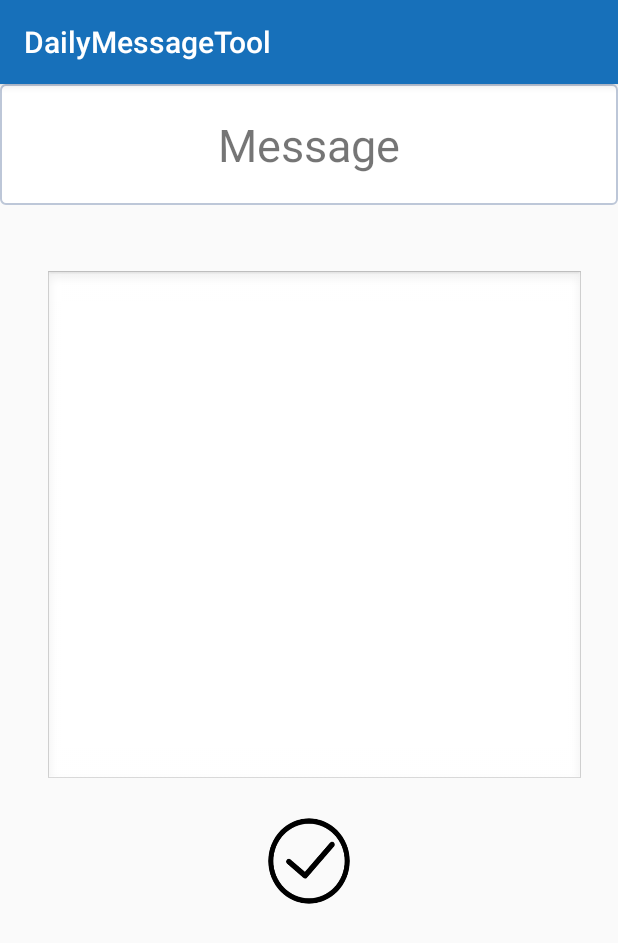
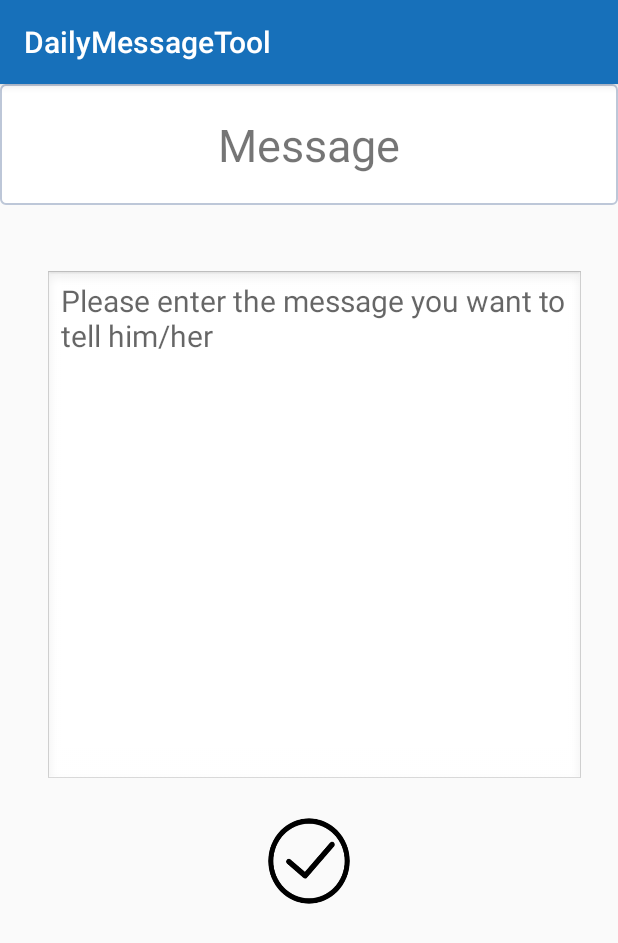
Before and after one commit to LubyZheng/EE5415-GroupProject, an Android app: the MessageActivity screen opened directly, with no data from a screen before it, on a phone screen of 412 x 824 dp. Shown: the top 943 px of the screen. Run offline under Robolectric (Android 15) with nearby library versions, the phone set to English and light mode, and no system bars.

Commit message:
优化了按钮显示效果和一些界面

```diff
--- /dev/null
+++ b/app/src/main/res/drawable/btn_background_focused.xml
@@ -0,0 +1,6 @@
+<?xml version="1.0" encoding="UTF-8"?>
+<shape xmlns:android="http://schemas.android.com/apk/res/android">
+    <solid android:color="#fffaf0" />
+
+
+</shape>
--- /dev/null
+++ b/app/src/main/res/drawable/btn_background_normal.xml
@@ -0,0 +1,7 @@
+<?xml version="1.0" encoding="UTF-8"?>
+<shape xmlns:android="http://schemas.android.com/apk/res/android">
+
+
+
+
+</shape>
--- a/app/src/main/res/drawable/edit_background.xml
+++ b/app/src/main/res/drawable/edit_background.xml
@@ -1,5 +1,6 @@
 <?xml version="1.0" encoding="UTF-8"?>
 <selector xmlns:android="http://schemas.android.com/apk/res/android">
     <item android:state_window_focused="false" android:drawable="@drawable/edit_background_normal" />
-    <item android:state_focused="true" android:drawable="@drawable/edit_background_focused" />
+    <item android:state_focused="true" android:drawable= "@drawable/edit_background_focused" />
+
 </selector>
--- a/app/src/main/res/layout/activity_contact.xml
+++ b/app/src/main/res/layout/activity_contact.xml
@@ -23,7 +23,7 @@
         android:layout_height="wrap_content"
         android:background="@android:drawable/edit_text"
         android:gravity="center_horizontal"
-        android:text="@string/name"
+        android:hint="@string/name"
         android:textSize="30sp" />
 
     <EditText
@@ -33,7 +33,7 @@
         android:background="@android:drawable/edit_text"
         android:gravity="center_horizontal"
         android:inputType="textEmailAddress"
-        android:text="@string/email"
+        android:hint="@string/email"
         android:textSize="30sp" />
 
     <androidx.constraintlayout.widget.ConstraintLayout
--- a/app/src/main/res/layout/activity_homepage.xml
+++ b/app/src/main/res/layout/activity_homepage.xml
@@ -43,7 +43,7 @@
         android:layout_width="50dp"
         android:layout_height="50dp"
         android:layout_marginTop="196dp"
-        android:background="@android:color/transparent"
+        android:background="@drawable/btn_background"
         android:foreground="@drawable/ic_icon_add"
         android:gravity="center_horizontal"
         app:layout_constraintEnd_toEndOf="parent"
--- a/app/src/main/res/layout/activity_info.xml
+++ b/app/src/main/res/layout/activity_info.xml
@@ -64,7 +64,7 @@
         android:layout_width="57dp"
         android:layout_height="60dp"
         android:layout_marginTop="36dp"
-        android:background="@android:color/transparent"
+        android:background="@drawable/btn_background"
         android:foreground="@drawable/commit"
         android:gravity="center_horizontal"
         app:layout_constraintEnd_toEndOf="parent"
--- a/app/src/main/res/layout/activity_main.xml
+++ b/app/src/main/res/layout/activity_main.xml
@@ -63,7 +63,7 @@
         android:layout_width="57dp"
         android:layout_height="60dp"
         android:layout_marginTop="32dp"
-        android:background="@android:color/transparent"
+        android:background="@drawable/btn_background"
         android:foreground="@drawable/commit"
         android:gravity="center_horizontal"
         app:layout_constraintEnd_toEndOf="parent"
--- a/app/src/main/res/layout/activity_message.xml
+++ b/app/src/main/res/layout/activity_message.xml
@@ -32,6 +32,7 @@
         android:background="@android:drawable/edit_text"
         android:gravity="top"
         android:textSize="20sp"
+        android:hint="Please enter the message you want to tell him/her"
         app:layout_constraintBottom_toBottomOf="parent"
         app:layout_constraintEnd_toEndOf="parent"
         app:layout_constraintHorizontal_bias="0.0"
@@ -46,7 +47,7 @@
         android:layout_marginStart="100dp"
         android:layout_marginTop="20dp"
         android:layout_marginEnd="100dp"
-        android:background="@android:color/transparent"
+        android:background="@drawable/btn_background"
         android:foreground="@drawable/commit"
         android:gravity="center_horizontal"
         app:layout_constraintEnd_toEndOf="parent"
--- a/app/src/main/res/layout/list_items.xml
+++ b/app/src/main/res/layout/list_items.xml
@@ -24,8 +24,8 @@
         android:layout_height="35dp"
         android:layout_marginStart="316dp"
         android:layout_marginEnd="55dp"
-        android:background="@android:color/transparent"
-        android:foreground="@drawable/icon"
+        android:background="@drawable/btn_background"
+        android:foreground="@drawable/ic_write"
         app:layout_constraintBottom_toBottomOf="@+id/textView"
         app:layout_constraintEnd_toEndOf="parent"
         app:layout_constraintHorizontal_bias="1.0"
```
Also changed, not shown: app/src/main/java/com/example/ee5415_groupproject/MainActivity.java (+0 -14 lines), app/src/main/java/com/example/ee5415_groupproject/contact.java (+15 -15 lines), app/src/main/res/drawable/btn_background.xml (+3 -27 lines), app/src/main/res/layout/activity_homepage_receiver.xml (+5 -5 lines).
